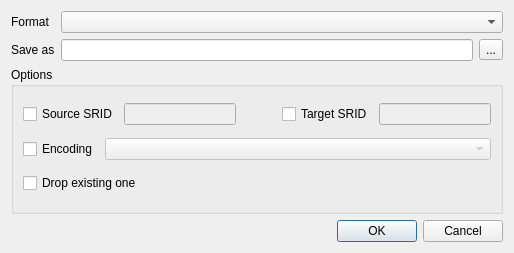
Above: python/plugins/db_manager/ui/DlgExportVector.ui from qgis/QGIS before the change. Below: the same form after it.
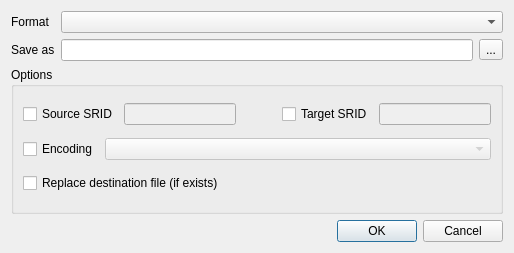
That is the form after the change.

Commit message: [DBManager] in import/export dialog, replace "Drop existing one" text to a more meaningful one (fix #13384)

The edit to the form file:
```diff
--- a/python/plugins/db_manager/ui/DlgExportVector.ui
+++ b/python/plugins/db_manager/ui/DlgExportVector.ui
@@ -56,7 +56,7 @@
       <item row="2" column="0" colspan="2">
        <widget class="QCheckBox" name="chkDropTable">
         <property name="text">
-         <string>Drop existing one</string>
+         <string>Replace destination file (if exists)</string>
         </property>
        </widget>
       </item>
```
The commit also changes 1 other file.
